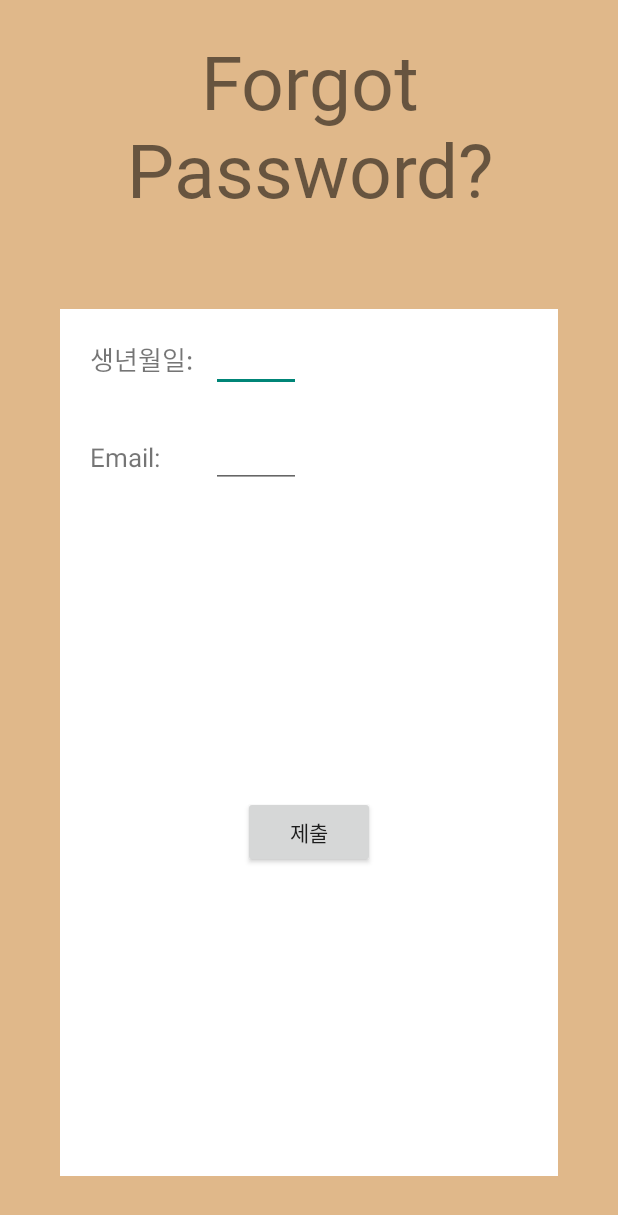
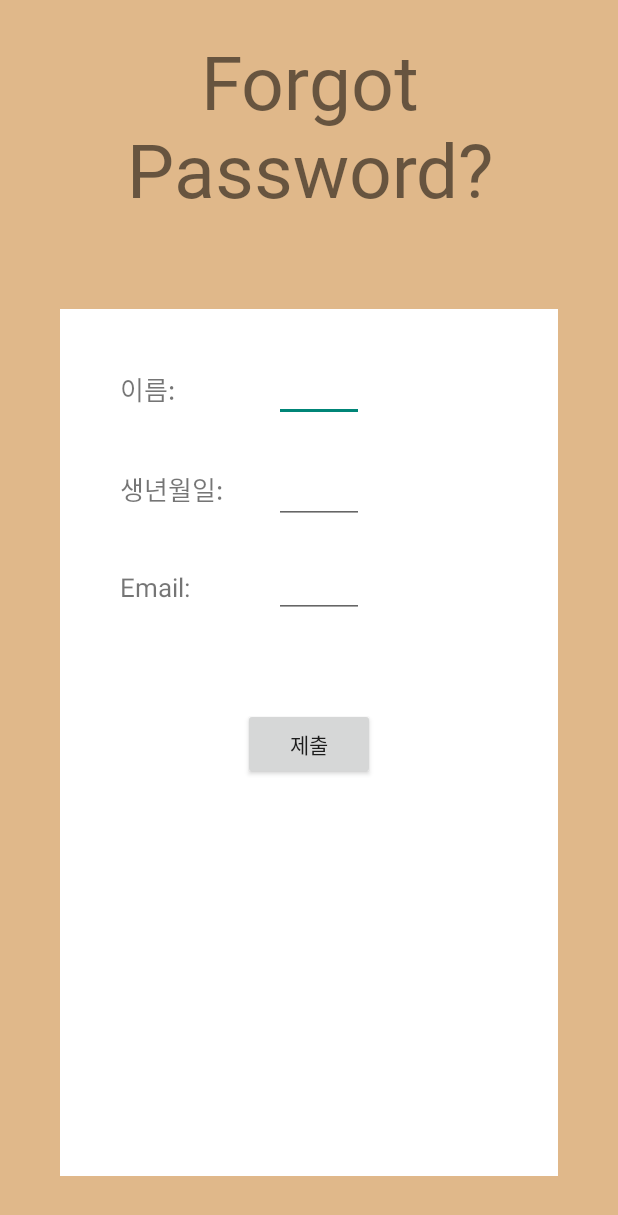
Before and after one commit to yangMinjae/CapstonDesign_Hwai, an Android app: the ForgotPasswordActivity screen opened directly, with no data from a screen before it, on a phone screen of 412 x 824 dp. Shown: the top 1215 px of the screen. Run offline under Robolectric (Android 15) with nearby library versions, the phone set to English and light mode, and no system bars.

Commit message:
비밀번호 찾기 기능을 완성했습니다. 비밀번호를 잊었을 시에, 이름, 생년월일, 이메일을 입력하면 새 비밀번호를 발급받을 수 있습니다.

```diff
--- a/app/src/main/java/com/example/library_app/CreateAccountActivity.java
+++ b/app/src/main/java/com/example/library_app/CreateAccountActivity.java
@@ -34,7 +34,7 @@ public class CreateAccountActivity extends AppCompatActivity {
 
     private Boolean admin;
 
-    private String joinurl="users/join";
+    private final String joinurl="users/join";
     private String rtnd_res;
     private final int joinRet=201;
 
--- a/app/src/main/java/com/example/library_app/ForgotPasswordActivity.java
+++ b/app/src/main/java/com/example/library_app/ForgotPasswordActivity.java
@@ -4,25 +4,47 @@ import androidx.appcompat.app.AppCompatActivity;
 
 import android.content.pm.ActivityInfo;
 import android.os.Bundle;
+import android.util.Log;
 import android.view.View;
 import android.widget.Button;
 import android.widget.EditText;
+import android.widget.TextView;
+import android.widget.Toast;
+
+import com.fasterxml.jackson.databind.ObjectMapper;
+
+import org.json.JSONObject;
+
+import java.util.HashMap;
 
 public class ForgotPasswordActivity extends AppCompatActivity {
-    private EditText submit_DoB;
+    private EditText submit_Birth;
     private EditText submit_Email;
+    private EditText submit_Name;
     private Button btn_submit;
+
+    private TextView tvNN4;
+    private TextView newPW;
 
     private String str1;
     private String str2;
+    private String str3;
+
+    private final String forgotUrl="users/find";
+    private final int forgotRet=200;
     @Override
     protected void onCreate(Bundle savedInstanceState) {
         super.onCreate(savedInstanceState);
         setContentView(R.layout.forgot_password);
         setRequestedOrientation(ActivityInfo.SCREEN_ORIENTATION_PORTRAIT);
-        submit_DoB=findViewById(R.id.submit_DoB);
-        submit_Email=findViewById(R.id.submit_Email);
-        btn_submit=findViewById(R.id.btn_submit);
+        submit_Birth=findViewById(R.id.submitF_Birth);
+        submit_Email=findViewById(R.id.submitF_Email);
+        submit_Name=findViewById(R.id.submitF_Name);
+
+        tvNN4=findViewById(R.id.tv_NN4);
+        newPW=findViewById(R.id.newPW);
+
+        btn_submit=findViewById(R.id.btnF_submit);
         /*
         서버:
         이메일과 생년월일을 서버에 제출하면, 서버는 사용자의 현재 비밀번호를 임시 비밀번호로 수정하고 사용자 이메일로 임시 비밀번호를 발송해준다.
@@ -30,11 +52,54 @@ public class ForgotPasswordActivity extends AppCompatActivity {
         btn_submit.setOnClickListener(new View.OnClickListener() {
             @Override
             public void onClick(View view) {
-                str1=submit_DoB.getText().toString();
-                str2=submit_Email.getText().toString();
+                str1=submit_Name.getText().toString();
+                str2=submit_Birth.getText().toString();
+                str3=submit_Email.getText().toString();
+                try {
+                    String json = JsonString(str1, str2, str3);
+                    ServerTask_patch task = new ServerTask_patch(forgotUrl, forgotRet);
+                    task.execute(json);
+                    String rtnd_res= task.get();
+                    int rtndStatus = task.rtndStatus;
+                    Log.d("test1",""+rtndStatus);
+                    Log.d("test2",""+rtnd_res);
+
+                    if(rtndStatus==forgotRet){
+                        String rtndPW=new JSONObject(rtnd_res).getString("pw");
+                        newPW.setText(rtndPW);
+                        tvNN4.setVisibility(View.VISIBLE);
+                        newPW.setVisibility(View.VISIBLE);
+
+                    } else{
+                        submit_Name.setText("");
+                        submit_Birth.setText("");
+                        submit_Email.setText("");
+                        newPW.setText("");
+                        tvNN4.setVisibility(View.INVISIBLE);
+                        newPW.setVisibility(View.INVISIBLE);
+                        Toast.makeText(getApplicationContext(),"등록되지 않은 사용자 입니다.\n회원정보를 다시 확인해 주세요",Toast.LENGTH_LONG).show();
+                    }
+
+
+
+
+                }catch (Exception e){
+                    e.printStackTrace();
+                }
+
 
 
             }
         });
     }
+    private String JsonString(String name, String birth, String email ) throws Exception{    // email과 pw를 jsonstring으로 변환하기위한 함수
+        // 변환후, ServerTask_post.execute()의 인자로 사용됨
+        HashMap<String, String> param = new HashMap<String, String>();
+        param.put("name",name);
+        param.put("birth",birth);
+        param.put("email",email);
+        ObjectMapper objectMapper = new ObjectMapper();
+        String json = objectMapper.writeValueAsString(param);
+        return json;
+    }
 }
--- a/app/src/main/java/com/example/library_app/Main_loginActivity.java
+++ b/app/src/main/java/com/example/library_app/Main_loginActivity.java
@@ -30,7 +30,7 @@ public class Main_loginActivity extends AppCompatActivity {
     private TextView tv_forgotPassword; // Login 버튼 하단의 Forgot Password? Textview입니다.
     private TextView tv_createAccount;  // Login 버튼 하단의 createAccount? Textview입니다.
 
-    private String loginUrl="users/login";
+    private final String loginUrl="users/login";
 
     private String rtnd_res;
 
--- a/app/src/main/res/layout/forgot_password.xml
+++ b/app/src/main/res/layout/forgot_password.xml
@@ -22,65 +22,105 @@
         android:layout_height="match_parent"
         android:layout_margin="40dp"
         android:background="@color/white">
-
         <TextView
             android:id="@+id/tv_NN1"
             android:layout_width="wrap_content"
             android:layout_height="wrap_content"
-            android:layout_marginStart="20dp"
-            android:layout_marginTop="20dp"
+            android:layout_marginStart="40dp"
+            android:layout_marginTop="40dp"
             android:layout_marginEnd="20dp"
             android:layout_marginBottom="20dp"
-            android:text="생년월일: "
+            android:text="이름: "
             android:textSize="17sp" />
 
         <EditText
-            android:id="@+id/submit_DoB"
+            android:id="@+id/submitF_Name"
             android:layout_width="wrap_content"
             android:layout_height="wrap_content"
             android:layout_alignBaseline="@+id/tv_NN1"
-            android:layout_alignLeft="@id/submit_Email"
+            android:layout_alignLeft="@id/submitF_Birth"
             android:layout_marginLeft="0dp"
             android:maxLength="24"
             android:maxLines="1"
             android:minWidth="60dp"
             android:textSize="13sp" />
 
+        <TextView
+            android:id="@+id/tv_NN2"
+            android:layout_width="wrap_content"
+            android:layout_height="wrap_content"
+            android:layout_alignLeft="@id/tv_NN1"
+            android:layout_marginTop="20dp"
+            android:layout_marginEnd="20dp"
+            android:layout_marginBottom="20dp"
+            android:layout_below="@id/tv_NN1"
+            android:text="생년월일: "
+            android:textSize="17sp" />
+
         <EditText
-            android:id="@+id/submit_Email"
+            android:id="@+id/submitF_Birth"
             android:layout_width="wrap_content"
             android:layout_height="wrap_content"
             android:layout_alignBaseline="@+id/tv_NN2"
+            android:layout_toRightOf="@id/tv_NN2"
             android:layout_marginLeft="10dp"
-            android:layout_toRightOf="@id/tv_NN2"
+            android:maxLength="6"
+            android:maxLines="1"
+            android:minWidth="60dp"
+            android:textSize="17sp" />
+        <TextView
+            android:id="@+id/tv_NN3"
+            android:layout_width="wrap_content"
+            android:layout_height="wrap_content"
+            android:layout_below="@id/tv_NN2"
+            android:layout_alignLeft="@id/tv_NN1"
+            android:layout_marginTop="20dp"
+            android:layout_marginEnd="20dp"
+            android:layout_marginBottom="20dp"
+            android:text="Email: "
+            android:textSize="17sp"/>
+
+        <EditText
+            android:id="@+id/submitF_Email"
+            android:layout_width="wrap_content"
+            android:layout_height="wrap_content"
+            android:layout_alignBaseline="@+id/tv_NN3"
+            android:layout_alignLeft="@id/submitF_Birth"
             android:maxLength="30"
             android:maxLines="1"
             android:minWidth="60dp"
             android:textSize="10sp" />
-
-        <TextView
-            android:id="@+id/tv_NN2"
+        <Button
+            android:id="@+id/btnF_submit"
             android:layout_width="wrap_content"
             android:layout_height="wrap_content"
-            android:layout_below="@id/tv_NN1"
-            android:layout_marginStart="20dp"
-            android:layout_marginTop="20dp"
-            android:layout_marginEnd="20dp"
-            android:layout_marginBottom="20dp"
-            android:text="Email: "
-            android:textSize="17sp" />
+            android:layout_centerHorizontal="true"
+            android:layout_below="@id/submitF_Email"
+            android:text="제출"
+            android:layout_marginTop="60dp"
+            />
+        <TextView
+            android:id="@id/tv_NN4"
+            android:visibility="invisible"
+            android:layout_width="wrap_content"
+            android:layout_height="wrap_content"
+            android:textSize="18sp"
+            android:layout_marginTop="60dp"
+            android:layout_centerHorizontal="true"
+            android:text="newPW:"
+            android:layout_below="@id/btnF_submit"
+            android:layout_alignLeft="@id/tv_NN1"
+            />
+        <TextView
+            android:id="@+id/newPW"
+            android:visibility="invisible"
+            android:layout_width="wrap_content"
+            android:layout_height="wrap_content"
+            android:layout_alignLeft="@id/submitF_Birth"
+            android:layout_alignBaseline="@+id/tv_NN4"
+            android:text="새로운 비밀번호" />
 
-        <RelativeLayout
-            android:layout_width="match_parent"
-            android:layout_height="match_parent"
-            android:layout_below="@+id/submit_Email">
-            <Button
-                android:id="@+id/btn_submit"
-                android:layout_width="wrap_content"
-                android:layout_height="wrap_content"
-                android:layout_centerInParent="true"
-                android:text="제출"/>
-        </RelativeLayout>
+
 
     </RelativeLayout>
 </LinearLayout>
```
Also changed, not shown: app/src/main/java/com/example/library_app/ServerTask_patch.java (added, +96 -0 lines).
